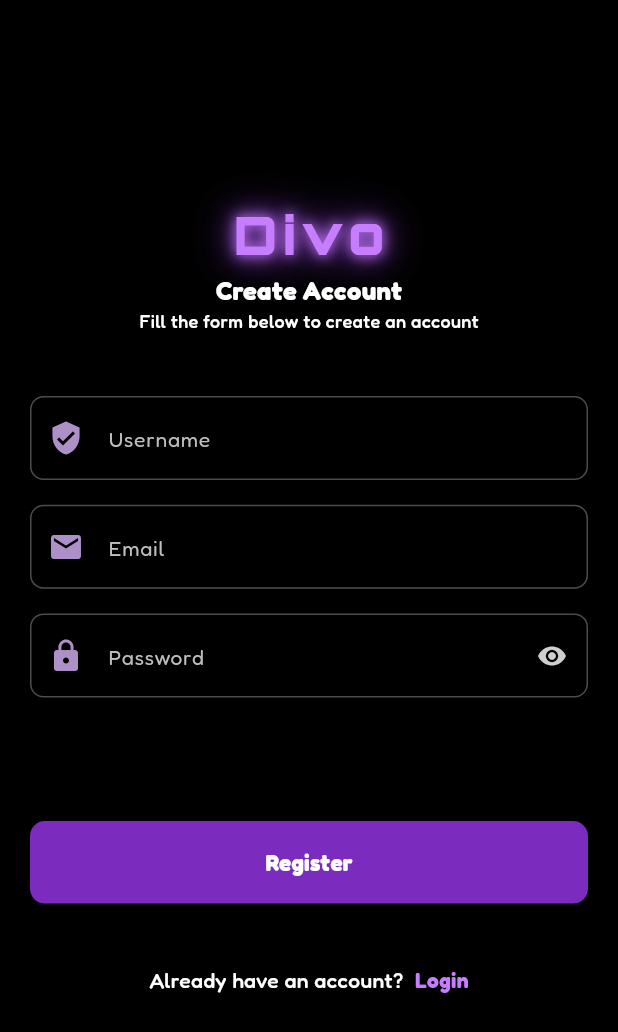
After one commit to Christentimmy/divo, a Flutter app: the screen it shows after launch, on a phone screen of 412 x 824 dp. The commit adds this screen. Shown: the top 1032 px of the screen. Run offline on Flutter 3.47's test engine with Material 3 defaults, Android fonts, the phone set to English and light mode, and no system bars; our stand-ins replace cherry_toast, flutter_staggered_animations, get, google_fonts, pinput.

Commit message:
sign up flow

```diff
--- a/lib/app/modules/auth/signup_screen.dart
+++ b/lib/app/modules/auth/signup_screen.dart
@@ -2,7 +2,9 @@ import 'package:divo/app/resources/app_colors.dart';
 import 'package:divo/app/routes/app_routes.dart';
 import 'package:divo/app/widgets/custom_button.dart';
 import 'package:divo/app/widgets/custom_textfield.dart';
+import 'package:divo/app/widgets/staggered_column_animation.dart';
 import 'package:flutter/material.dart';
+import 'package:flutter/services.dart';
 import 'package:get/get.dart';
 import 'package:google_fonts/google_fonts.dart';
 
@@ -11,13 +13,16 @@ class SignupScreen extends StatelessWidget {
 
   final formKey = GlobalKey<FormState>();
   final isPasswordVisible = true.obs;
+  final emailController = TextEditingController();
+  final usernameController = TextEditingController();
+  final passwordController = TextEditingController();
 
   @override
   Widget build(BuildContext context) {
     return Scaffold(
       body: SingleChildScrollView(
         padding: const EdgeInsets.symmetric(horizontal: 20),
-        child: Column(
+        child: StaggeredColumnAnimation(
           children: [
             SizedBox(height: Get.height * 0.16),
             buildLogoText(),
@@ -45,7 +50,14 @@ class SignupScreen extends StatelessWidget {
             buildFormFields(),
             SizedBox(height: Get.height * 0.1),
             CustomButton(
-              ontap: () {},
+              ontap: () {
+                HapticFeedback.lightImpact();
+                if (formKey.currentState?.validate() == false) return;
+                Get.toNamed(
+                  AppRoutes.otp,
+                  arguments: {'email': emailController.text},
+                );
+              },
               isLoading: false.obs,
               child: Text(
                 "Register",
@@ -93,12 +105,14 @@ class SignupScreen extends StatelessWidget {
       child: Column(
         children: [
           CustomTextField(
+            controller: usernameController,
             hintText: "Username",
             prefixIcon: Icons.verified_user,
             prefixIconColor: const Color.fromARGB(255, 174, 144, 201),
           ),
           SizedBox(height: Get.height * 0.02),
           CustomTextField(
+            controller: emailController,
             hintText: "Email",
             prefixIcon: Icons.email,
             prefixIconColor: const Color.fromARGB(255, 174, 144, 201),
@@ -106,6 +120,7 @@ class SignupScreen extends StatelessWidget {
           SizedBox(height: Get.height * 0.02),
           Obx(() {
             return CustomTextField(
+              controller: passwordController,
               hintText: "Password",
               prefixIcon: Icons.lock,
               prefixIconColor: const Color.fromARGB(255, 174, 144, 201),
--- a/lib/app/routes/app_pages.dart
+++ b/lib/app/routes/app_pages.dart
@@ -1,25 +1,27 @@
-
-
+import 'dart:ui';
 
 import 'package:divo/app/modules/auth/login_screen.dart';
+import 'package:divo/app/modules/auth/otp_screen.dart';
 import 'package:divo/app/modules/auth/signup_screen.dart';
+import 'package:divo/app/modules/dial/views/dial_screen.dart';
 import 'package:divo/app/modules/splash/views/splash_screen.dart';
 import 'package:divo/app/routes/app_routes.dart';
 import 'package:get/get.dart';
 
 class AppPages {
   static final routes = [
-    GetPage(
-      name: AppRoutes.splash,
-      page: () =>  SplashScreen(),
-    ),
-    GetPage(
-      name: AppRoutes.signup,
-      page: () =>  SignupScreen(),
-    ),
-    GetPage(
-      name: AppRoutes.login,
-      page: () =>  LoginScreen(),
-    ),
+    GetPage(name: AppRoutes.splash, page: () => SplashScreen()),
+    GetPage(name: AppRoutes.signup, page: () => SignupScreen()),
+    GetPage(name: AppRoutes.login, page: () => LoginScreen()),
+    GetPage(name: AppRoutes.dial, page: () => DialScreen()),
+    GetPage(name: AppRoutes.otp, page: () {
+      final arguments = Get.arguments ?? {};
+      final email = arguments['email'] as String;
+      final onVerifiedCallBack = arguments['onVerifiedCallBack'] as VoidCallback?;
+      if (email.isEmpty) {
+        throw Exception("Email is required");
+      }
+      return OtpScreen(email: email, onVerifiedCallBack: onVerifiedCallBack);
+    }),
   ];
 }
--- a/lib/app/routes/app_routes.dart
+++ b/lib/app/routes/app_routes.dart
@@ -4,4 +4,6 @@ class AppRoutes {
   static const String splash = '/';
   static const String signup = '/signup';
   static const String login = '/login';
+  static const String dial = '/dial';
+  static const String otp = '/otp';
 }
--- /dev/null
+++ b/lib/app/widgets/staggered_column_animation.dart
@@ -0,0 +1,36 @@
+import 'package:flutter/material.dart';
+import 'package:flutter_staggered_animations/flutter_staggered_animations.dart';
+
+// ignore: must_be_immutable
+class StaggeredColumnAnimation extends StatelessWidget {
+  final List<Widget> children;
+  final Duration duration;
+  final double verticalOffset;
+  CrossAxisAlignment? crossAxisAlignment;
+
+  StaggeredColumnAnimation({
+    super.key,
+    required this.children,
+    this.duration = const Duration(milliseconds: 300),
+    this.verticalOffset = 50.0,
+    this.crossAxisAlignment,
+  });
+
+  @override
+  Widget build(BuildContext context) {
+    return AnimationLimiter(
+      child: Column(
+        crossAxisAlignment: crossAxisAlignment ?? CrossAxisAlignment.start,
+        children: AnimationConfiguration.toStaggeredList(
+          duration: duration,
+          childAnimationBuilder:
+              (widget) => SlideAnimation(
+                verticalOffset: verticalOffset,
+                child: FadeInAnimation(child: widget),
+              ),
+          children: children,
+        ),
+      ),
+    );
+  }
+}
--- a/pubspec.yaml
+++ b/pubspec.yaml
@@ -7,10 +7,13 @@ environment:
   sdk: ^3.8.1
 
 dependencies:
+  cherry_toast: ^1.13.0
   flutter:
     sdk: flutter
+  flutter_staggered_animations: ^1.1.1
   get: ^4.7.2
   google_fonts: ^6.3.2
+  pinput: ^5.0.2
 
 dev_dependencies:
   flutter_test:
```
Also changed, not shown: lib/app/modules/auth/controller/timer_controller.dart (added, +33 -0 lines), lib/app/modules/auth/login_screen.dart (+18 -4 lines), lib/app/modules/auth/otp_screen.dart (added, +213 -0 lines), lib/app/modules/dial/views/dial_screen.dart (added, +22 -0 lines), lib/app/widgets/snack_bar.dart (added, +73 -0 lines), pubspec.lock.
